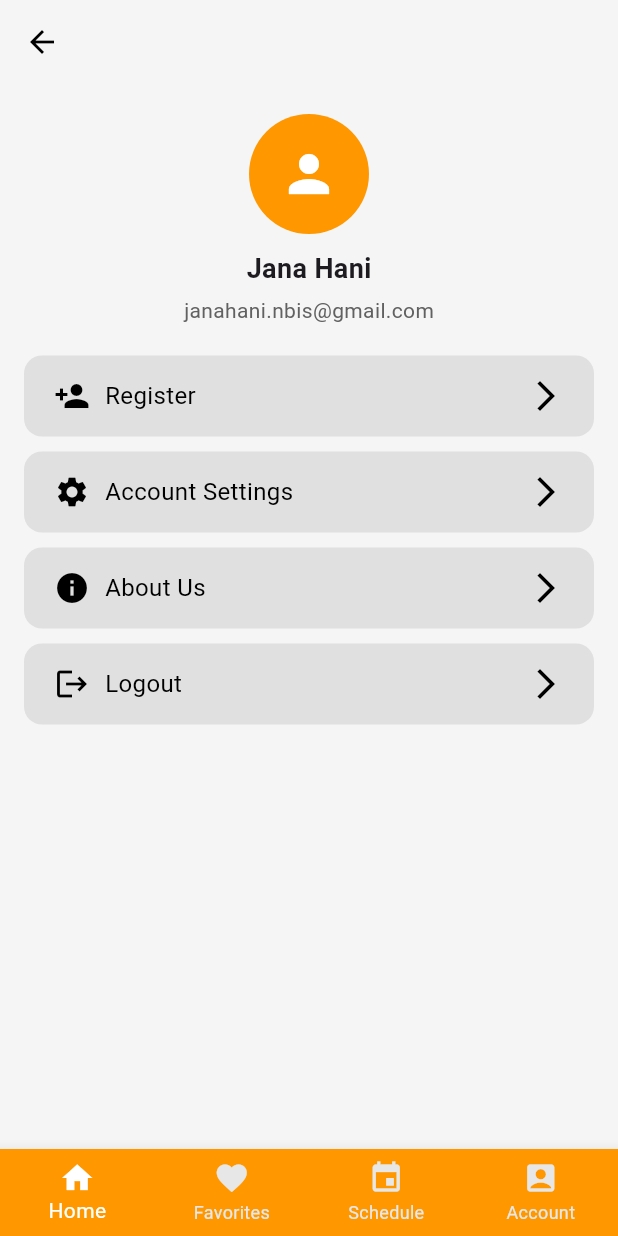
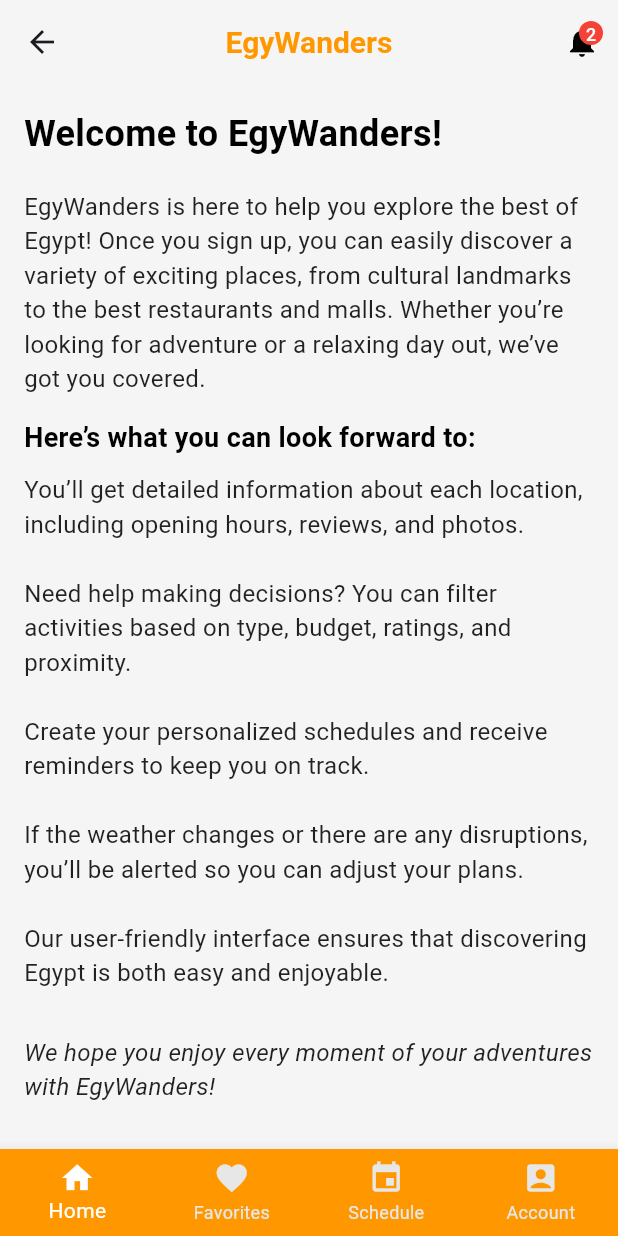
Before and after one commit to janahani/egywander, a Flutter app: the NotificationsScreen screen opened directly, item 4 of the bottom bar chosen, after a tap on "About Us", on a phone screen of 412 x 824 dp. Run offline on Flutter 3.47's test engine with Material 3 defaults, Android fonts, the phone set to English and light mode, and no system bars; network calls fail.

Commit message:
about us and some changes

```diff
--- /dev/null
+++ b/lib/screens/aboutusScreen.dart
@@ -0,0 +1,76 @@
+import 'package:flutter/material.dart';
+import 'package:egywander/widgets/systembars.dart';
+
+class AboutUsScreen extends StatelessWidget {
+  @override
+  Widget build(BuildContext context) {
+    return Scaffold(
+      backgroundColor: Colors.grey[100],
+      appBar: appBar(context),
+      bottomNavigationBar: bottomNavigationBar(context),
+      body: SingleChildScrollView(  // Wrap the content in a SingleChildScrollView to make it scrollable
+        padding: const EdgeInsets.all(16.0),
+        child: Column(
+          crossAxisAlignment: CrossAxisAlignment.start,
+          children: [
+            // Title Section
+            Text(
+              'Welcome to EgyWanders!',
+              style: TextStyle(
+                fontWeight: FontWeight.bold,
+                fontSize: 24,
+                color: Colors.black,
+              ),
+            ),
+            SizedBox(height: 20),
+
+            // Description Section
+            Text(
+              'EgyWanders is here to help you explore the best of Egypt! Once you sign up, you can easily discover a variety of exciting places, from cultural landmarks to the best restaurants and malls. Whether you’re looking for adventure or a relaxing day out, we’ve got you covered.',
+              style: TextStyle(
+                fontSize: 16,
+                color: Colors.black87,
+              ),
+            ),
+            SizedBox(height: 15),
+
+            // Key Features Section
+            Text(
+              'Here’s what you can look forward to:',
+              style: TextStyle(
+                fontWeight: FontWeight.bold,
+                fontSize: 18,
+                color: Colors.black,
+              ),
+            ),
+            SizedBox(height: 10),
+
+            // Key Features List
+            Text(
+              'You’ll get detailed information about each location, including opening hours, reviews, and photos.\n\n'
+              'Need help making decisions? You can filter activities based on type, budget, ratings, and proximity.\n\n'
+              'Create your personalized schedules and receive reminders to keep you on track.\n\n'
+              'If the weather changes or there are any disruptions, you’ll be alerted so you can adjust your plans.\n\n'
+              'Our user-friendly interface ensures that discovering Egypt is both easy and enjoyable.',
+              style: TextStyle(
+                fontSize: 16,
+                color: Colors.black87,
+              ),
+            ),
+            SizedBox(height: 30),
+
+            // Closing Statement Section
+            Text(
+              'We hope you enjoy every moment of your adventures with EgyWanders!',
+              style: TextStyle(
+                fontSize: 16,
+                color: Colors.black87,
+                fontStyle: FontStyle.italic,
+              ),
+            ),
+          ],
+        ),
+      ),
+    );
+  }
+}
--- a/lib/screens/accountScreen.dart
+++ b/lib/screens/accountScreen.dart
@@ -1,23 +1,16 @@
 import 'package:egywander/widgets/systembars.dart';
 import 'package:flutter/material.dart';
+import '/widgets/accountmenubtns.dart';
+import 'aboutusScreen.dart'; // Import About Us screen
 
 class AccountScreen extends StatelessWidget {
   @override
   Widget build(BuildContext context) {
     return Scaffold(
-      appBar: AppBar(
-        backgroundColor: Colors.grey[100],
-        elevation: 0,
-        leading: IconButton(
-          icon: Icon(Icons.arrow_back, color: Colors.black),
-          onPressed: () {
-            Navigator.pop(context);
-          },
-        ),
-      ),
+      backgroundColor: Colors.grey[100],
+      appBar: appBar(context),
       bottomNavigationBar: bottomNavigationBar(context),
       body: Container(
-        color: Colors.grey[100],
         padding: EdgeInsets.symmetric(horizontal: 16, vertical: 20),
         child: Column(
           crossAxisAlignment: CrossAxisAlignment.center,
@@ -50,7 +43,7 @@ class AccountScreen extends StatelessWidget {
             ),
             SizedBox(height: 20),
             // Buttons with rounded edges and gray background
-            _buildMenuButton(
+            buildMenuButton(
               context,
               icon: Icons.person_add,
               text: "Register",
@@ -59,7 +52,7 @@ class AccountScreen extends StatelessWidget {
               },
             ),
             SizedBox(height: 10),
-            _buildMenuButton(
+            buildMenuButton(
               context,
               icon: Icons.settings,
               text: "Account Settings",
@@ -68,16 +61,25 @@ class AccountScreen extends StatelessWidget {
               },
             ),
             SizedBox(height: 10),
-            _buildMenuButton(
+            buildMenuButton(
               context,
               icon: Icons.info,
               text: "About Us",
               onTap: () {
-                // Add functionality here
+                // Show the splash effect first and then navigate
+                Future.delayed(Duration(milliseconds: 100), () {
+                  Navigator.push(
+                    context,
+                    MaterialPageRoute(
+                      builder: (context) =>
+                          AboutUsScreen(), // Navigate to AboutUsScreen
+                    ),
+                  );
+                });
               },
             ),
             SizedBox(height: 10),
-            _buildMenuButton(
+            buildMenuButton(
               context,
               icon: Icons.logout,
               text: "Logout",
@@ -90,38 +92,4 @@ class AccountScreen extends StatelessWidget {
       ),
     );
   }
-
-  // Helper function to build buttons
-  Widget _buildMenuButton(BuildContext context,
-      {required IconData icon, required String text, required VoidCallback onTap}) {
-    return GestureDetector(
-      onTap: onTap,
-      child: Container(
-        padding: EdgeInsets.symmetric(vertical: 15, horizontal: 20),
-        decoration: BoxDecoration(
-          color: Colors.grey[300], // Light gray background
-          borderRadius: BorderRadius.circular(12), // Rounded edges
-        ),
-        child: Row(
-          mainAxisAlignment: MainAxisAlignment.spaceBetween,
-          children: [
-            Row(
-              children: [
-                Icon(icon, color: Colors.black),
-                SizedBox(width: 10),
-                Text(
-                  text,
-                  style: TextStyle(
-                    fontSize: 16,
-                    color: Colors.black,
-                  ),
-                ),
-              ],
-            ),
-            Icon(Icons.arrow_forward_ios, color: Colors.black),
-          ],
-        ),
-      ),
-    );
-  }
 }
--- a/lib/screens/notificationsScreen.dart
+++ b/lib/screens/notificationsScreen.dart
@@ -19,25 +19,7 @@ class _NotificationsScreenState extends State<NotificationsScreen> {
       child: Scaffold(
         key: scaffoldKey,
         backgroundColor: Colors.grey[100],
-        appBar: AppBar(
-          backgroundColor: Colors.grey[100],
-          leading: IconButton(
-            icon: Icon(Icons.arrow_back), // Back button icon
-            onPressed: () {
-              Navigator.of(context).pop(); // Pop the current screen off the stack
-            },
-          ),
-          title: Text(
-            'Reminders',
-            textAlign: TextAlign.start,
-            style: Theme.of(context).textTheme.headlineMedium!.copyWith(
-                  fontFamily: 'Inter Tight',
-                  letterSpacing: 0.0,
-                ),
-          ),
-          centerTitle: false,
-          elevation: 2,
-        ),
+        appBar: appBar(context),
         bottomNavigationBar: bottomNavigationBar(context),
         body: SafeArea(
           top: true,
--- /dev/null
+++ b/lib/widgets/accountmenubtns.dart
@@ -0,0 +1,40 @@
+import 'package:flutter/material.dart';
+
+Widget buildMenuButton(BuildContext context,
+    {required IconData icon, required String text, required VoidCallback onTap}) {
+  return Material(
+    color: Colors.transparent, // Make Material widget background transparent
+    child: InkWell(
+      onTap: onTap,
+      splashColor: Colors.orange.withOpacity(0.3), // Ripple effect color
+      highlightColor: Colors.orange.withOpacity(0.1), // Highlight color
+      borderRadius: BorderRadius.circular(12), // Optional: Rounded border for the effect
+      child: Container(
+        padding: EdgeInsets.symmetric(vertical: 15, horizontal: 20),
+        decoration: BoxDecoration(
+          color: Colors.grey[300], // Light gray background
+          borderRadius: BorderRadius.circular(12), // Rounded edges
+        ),
+        child: Row(
+          mainAxisAlignment: MainAxisAlignment.spaceBetween,
+          children: [
+            Row(
+              children: [
+                Icon(icon, color: Colors.black),
+                SizedBox(width: 10),
+                Text(
+                  text,
+                  style: TextStyle(
+                    fontSize: 16,
+                    color: Colors.black,
+                  ),
+                ),
+              ],
+            ),
+            Icon(Icons.arrow_forward_ios, color: Colors.black),
+          ],
+        ),
+      ),
+    ),
+  );
+}
--- a/lib/widgets/notificationscard.dart
+++ b/lib/widgets/notificationscard.dart
@@ -24,7 +24,7 @@ class ReminderCard extends StatelessWidget {
         width: 393,
         height: 131,
         decoration: BoxDecoration(
-          color: isHighlighted ? Colors.grey : Colors.white, // Highlighted card gets grey background
+          color: isHighlighted ? Color.fromRGBO(255, 165, 80, 1.0): Colors.white, // Highlighted card gets grey background
           boxShadow: [
             BoxShadow(
               blurRadius: 4,
--- a/lib/widgets/systembars.dart
+++ b/lib/widgets/systembars.dart
@@ -12,7 +12,6 @@ AppBar appBar(context) {
           color: Colors.orange, fontSize: 20, fontWeight: FontWeight.bold),
     ),
     centerTitle: true,
-    leading: const Icon(Icons.menu, color: Colors.black),
     actions: [
       Stack(
         children: [
```
